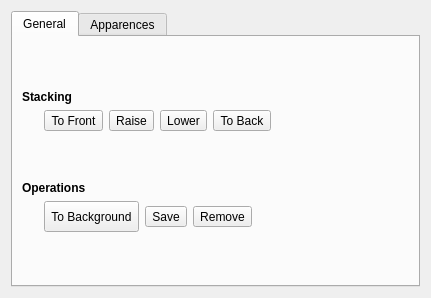
Old version of the form Canvas/AbstractConfig.ui in the repository enricoros/fotowall.
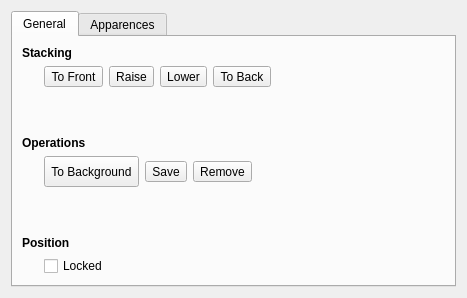
New version of the form. Icons and pictures are not drawn.

Commit message:
Add a lock position checkbox.
With this, the content can not be moved, nor transformed.
Very useful to create templates where some elements should not be moved,
while other can be positionned freely.

Patch:
```diff
--- a/Canvas/AbstractConfig.ui
+++ b/Canvas/AbstractConfig.ui
@@ -6,7 +6,7 @@
    <rect>
     <x>0</x>
     <y>0</y>
-    <width>431</width>
+    <width>467</width>
     <height>298</height>
    </rect>
   </property>
@@ -24,19 +24,6 @@
        <string>General</string>
       </attribute>
       <layout class="QVBoxLayout" name="verticalLayout">
-       <item>
-        <spacer name="verticalSpacer">
-         <property name="orientation">
-          <enum>Qt::Vertical</enum>
-         </property>
-         <property name="sizeHint" stdset="0">
-          <size>
-           <width>20</width>
-           <height>40</height>
-          </size>
-         </property>
-        </spacer>
-       </item>
        <item>
         <layout class="QGridLayout" name="gridLayout">
          <item row="0" column="0" colspan="6">
@@ -255,6 +242,62 @@
          </property>
         </spacer>
        </item>
+       <item>
+        <layout class="QGridLayout" name="gridLayout_4">
+         <item row="0" column="0" colspan="3">
+          <widget class="QLabel" name="label_4">
+           <property name="font">
+            <font>
+             <weight>75</weight>
+             <bold>true</bold>
+            </font>
+           </property>
+           <property name="text">
+            <string>Position</string>
+           </property>
+          </widget>
+         </item>
+         <item row="1" column="0">
+          <spacer name="horizontalSpacer_5">
+           <property name="orientation">
+            <enum>Qt::Horizontal</enum>
+           </property>
+           <property name="sizeType">
+            <enum>QSizePolicy::Fixed</enum>
+           </property>
+           <property name="sizeHint" stdset="0">
+            <size>
+             <width>16</width>
+             <height>16</height>
+            </size>
+           </property>
+          </spacer>
+         </item>
+         <item row="1" column="2">
+          <spacer name="horizontalSpacer_9">
+           <property name="orientation">
+            <enum>Qt::Horizontal</enum>
+           </property>
+           <property name="sizeHint" stdset="0">
+            <size>
+             <width>40</width>
+             <height>20</height>
+            </size>
+           </property>
+          </spacer>
+         </item>
+         <item row="1" column="1">
+          <widget class="QCheckBox" name="contentLocked">
+           <property name="toolTip">
+            <string>The content position and transformations are locked. Useful to create templates with fixed elements.</string>
+           </property>
+           <property name="text">
+            <string>Locked</string>
+           </property>
+          </widget>
+         </item>
+        </layout>
+       </item>
       </layout>
      </widget>
      <widget class="QWidget" name="tabApparences">
```
The commit also changes 9 other files.
